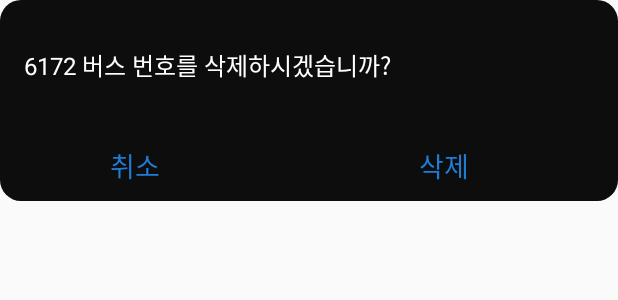
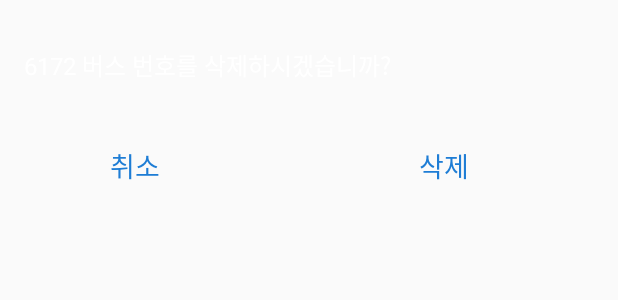
Before and after one commit to JunctionX-Hunter/JunctionX-Hunter-Android, an Android app: the layout fragment_bottom_dialog_list_dialog.xml on its own in the app's theme, with its tools: preview values and no code run, on a phone screen of 412 x 824 dp. Shown: the top 300 px of the screen. Run offline under Robolectric (Android 15) with nearby library versions, the phone set to English and light mode, and no system bars.

Commit message:
Reformate Code

```diff
--- a/app/src/main/java/com/junction/seoul/hunterandroid/setting/BottomDialogFragment.kt
+++ b/app/src/main/java/com/junction/seoul/hunterandroid/setting/BottomDialogFragment.kt
@@ -4,15 +4,14 @@ import android.os.Bundle
 import android.view.LayoutInflater
 import android.view.View
 import android.view.ViewGroup
-import android.widget.AdapterView
 import androidx.databinding.DataBindingUtil
+import androidx.fragment.app.DialogFragment
 import com.google.android.material.bottomsheet.BottomSheetDialogFragment
 import com.junction.seoul.hunterandroid.R
 import com.junction.seoul.hunterandroid.databinding.FragmentBottomDialogListDialogBinding
 import kotlinx.android.synthetic.main.fragment_bottom_dialog_list_dialog.*
 
-class BottomDialogFragment(val onDelete: () -> Unit) :
-  BottomSheetDialogFragment() {
+class BottomDialogFragment(val onDelete: () -> Unit) : BottomSheetDialogFragment() {
 
   lateinit var binding: FragmentBottomDialogListDialogBinding
 
--- a/app/src/main/res/layout/fragment_bottom_dialog_list_dialog.xml
+++ b/app/src/main/res/layout/fragment_bottom_dialog_list_dialog.xml
@@ -11,7 +11,6 @@
     android:id="@+id/list"
     android:layout_width="match_parent"
     android:layout_height="wrap_content"
-    android:background="@drawable/rounded_14dp_button"
     android:clipToPadding="false"
     app:behavior_hideable="true"
     app:layout_behavior="com.google.android.material.bottomsheet.BottomSheetBehavior"
```
